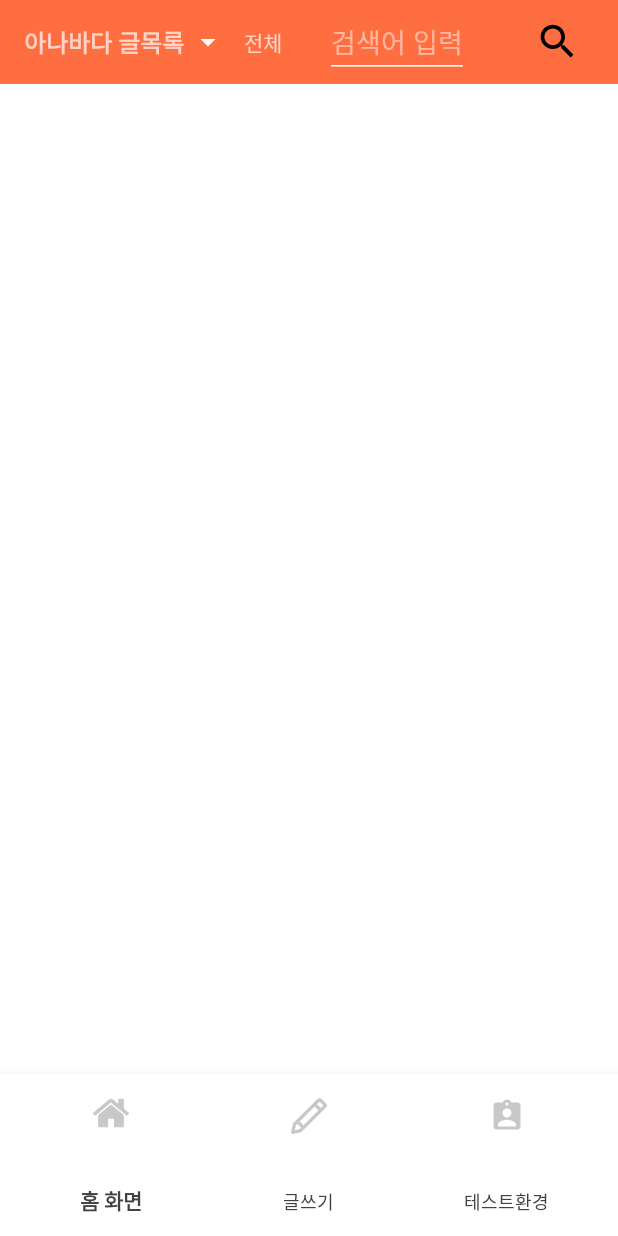
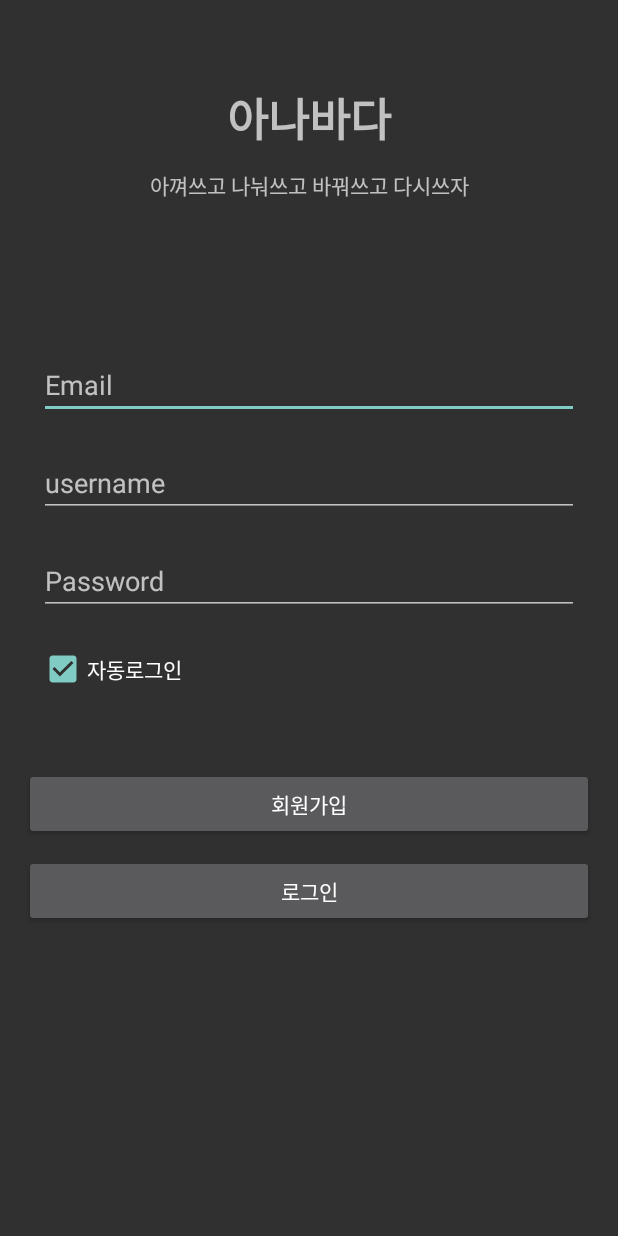
Before and after one commit to saechimdaeki/Anabada, an Android app: the screen it shows after launch (MainActivity before the commit, loginActivity after it), on a phone screen of 412 x 824 dp. Run offline under Robolectric (Android 15) with nearby library versions, the phone set to English and light mode, and no system bars.

Commit message:
add : login, autologin, siginin :two_women_holding_hands:

```diff
--- a/back-end/src/main/java/Anabada/Anabada/repository/AccountRepository.java
+++ b/back-end/src/main/java/Anabada/Anabada/repository/AccountRepository.java
@@ -2,6 +2,8 @@ package Anabada.Anabada.repository;
 
 import Anabada.Anabada.domain.Account;
 import org.springframework.data.jpa.repository.JpaRepository;
+
+import java.util.List;
 
 public interface AccountRepository extends JpaRepository<Account,Long> {
 
--- a/front-end/app/build.gradle
+++ b/front-end/app/build.gradle
@@ -32,6 +32,8 @@ dependencies {
     implementation 'de.hdodenhof:circleimageview:3.1.0'
     implementation 'androidx.appcompat:appcompat:1.1.0'
     implementation 'androidx.constraintlayout:constraintlayout:1.1.3'
+    implementation 'androidx.annotation:annotation:1.1.0'
+    implementation 'androidx.lifecycle:lifecycle-extensions:2.2.0'
     testImplementation 'junit:junit:4.12'
     androidTestImplementation 'androidx.test.ext:junit:1.1.1'
     androidTestImplementation 'androidx.test.espresso:espresso-core:3.2.0'
--- a/front-end/app/src/main/java/springboot/juseong/anabada/retrofit2/RetrofitService.java
+++ b/front-end/app/src/main/java/springboot/juseong/anabada/retrofit2/RetrofitService.java
@@ -2,12 +2,14 @@ package springboot.juseong.anabada.retrofit2;
 
 import java.util.List;
 
+import okhttp3.ResponseBody;
 import retrofit2.Call;
 import retrofit2.http.Body;
 import retrofit2.http.GET;
 import retrofit2.http.POST;
 import retrofit2.http.Path;
 import retrofit2.http.Query;
+import springboot.juseong.anabada.retrofitModel.Account;
 import springboot.juseong.anabada.retrofitModel.FileUrl;
 import springboot.juseong.anabada.retrofitModel.Post;
 
@@ -34,4 +36,10 @@ public interface RetrofitService {
             @Query("title") String title
     );
 
+    @POST("/register")
+    Call<ResponseBody> createAccount(@Body Account account);
+
+    @POST("/login")
+    Call<ResponseBody> loginAccount(@Body Account account);
+
 }
--- /dev/null
+++ b/front-end/app/src/main/java/springboot/juseong/anabada/screen/regist/loginActivity.java
@@ -0,0 +1,134 @@
+package springboot.juseong.anabada.screen.regist;
+
+import androidx.appcompat.app.AppCompatActivity;
+
+import android.app.Activity;
+import android.content.Intent;
+import android.content.SharedPreferences;
+import android.os.Bundle;
+import android.util.Log;
+import android.view.View;
+import android.widget.Button;
+import android.widget.EditText;
+import android.widget.Toast;
+
+import com.google.android.material.checkbox.MaterialCheckBox;
+
+import java.io.IOException;
+
+import okhttp3.ResponseBody;
+import retrofit2.Call;
+import retrofit2.Callback;
+import retrofit2.Response;
+import springboot.juseong.anabada.MainActivity;
+import springboot.juseong.anabada.R;
+import springboot.juseong.anabada.retrofit2.RetrofitFactory;
+import springboot.juseong.anabada.retrofit2.RetrofitService;
+import springboot.juseong.anabada.retrofitModel.Account;
+
+public class loginActivity extends AppCompatActivity {
+    Button login,sign;
+    EditText emailText,usernameText,passwordText;
+    MaterialCheckBox checkBox;
+    RetrofitService retrofitService;
+    String emailauto,usernameauto,pwdauto;
+    @Override
+    protected void onCreate(Bundle savedInstanceState) {
+        super.onCreate(savedInstanceState);
+        setContentView(R.layout.activity_login);
+        login=findViewById(R.id.login);
+        sign=findViewById(R.id.signin);
+        checkBox=findViewById(R.id.autologin);
+        emailText=findViewById(R.id.email);
+        usernameText=findViewById(R.id.username);
+        passwordText=findViewById(R.id.password);
+        retrofitService= RetrofitFactory.create();
+        SharedPreferences auto=getSharedPreferences("auto", Activity.MODE_PRIVATE);
+        emailauto=auto.getString("inputemail",null);
+        usernameauto=auto.getString("inputuser",null);
+        pwdauto=auto.getString("inputpwd",null);
+        if(emailauto!=null && usernameauto!=null && pwdauto !=null)
+        {
+            login(emailauto,usernameauto,pwdauto);
+        }
+        sign.setOnClickListener(new View.OnClickListener() {
+            @Override
+            public void onClick(View view) {
+                siginin();
+            }
+        });
+
+        login.setOnClickListener(new View.OnClickListener() {
+            @Override
+            public void onClick(View view) {
+                login(emailText.getText().toString(),usernameText.getText().toString(),passwordText.getText().toString());
+            }
+        });
+    }
+
+    private void siginin(){
+        if(emailText.getText().toString().equals("")||usernameText.getText().toString().equals("")||passwordText.getText().toString().equals(""))
+            Toast.makeText(loginActivity.this, "누락된 요소가 있다능!", Toast.LENGTH_SHORT).show();
+        else{
+            Account account=new Account(usernameText.getText().toString(),emailText.getText().toString(),passwordText.getText().toString());
+            retrofitService.createAccount(account).enqueue(new Callback<ResponseBody>() {
+                @Override
+                public void onResponse(Call<ResponseBody> call, Response<ResponseBody> response) {
+                    String model= null;
+                    try {
+                        model = response.body().string();
+                    } catch (IOException e) {
+                        e.printStackTrace();
+                    }
+                    if(model.equals("성공"))
+                        Toast.makeText(loginActivity.this, "회원가입 성공 이제로그인해봅시다", Toast.LENGTH_SHORT).show();
+                    else
+                        Toast.makeText(loginActivity.this, "이미 등록된 이름입니다", Toast.LENGTH_SHORT).show();
+                }
+                @Override
+                public void onFailure(Call<ResponseBody> call, Throwable t) {
+                    Log.e("회원가입오류 요청 request:",call.request().url().toString());
+                }
+            });
+        }
+    }
+    private void login(final String email, final String username, final String pwd){
+        if(email.equals("")||username.equals("")||pwd.equals(""))
+            Toast.makeText(loginActivity.this, "누락된 요소가 있다능!", Toast.LENGTH_SHORT).show();
+        else{
+            Account account=new Account(username,email,pwd);
+            retrofitService.loginAccount(account).enqueue(new Callback<ResponseBody>() {
+                @Override
+                public void onResponse(Call<ResponseBody> call, Response<ResponseBody> response) {
+                    String model= null;
+                    try {
+                        model = response.body().string();
+                    } catch (IOException e) {
+                        e.printStackTrace();
+                    }
+                    if(model.equals("성공")) {
+                        if(checkBox.isChecked())
+                        {
+                            SharedPreferences auto=getSharedPreferences("auto",Activity.MODE_PRIVATE);
+                            SharedPreferences.Editor autoLogin=auto.edit();
+                            autoLogin.putString("inputemail",email);
+                            autoLogin.putString("inputuser",username);
+                            autoLogin.putString("inputpwd",pwd);
+                            autoLogin.apply();
+                        }
+                        Toast.makeText(loginActivity.this, "아나바다에 오신것을 환영합니다" + username + "님", Toast.LENGTH_SHORT).show();
+                        Intent intent = new Intent(loginActivity.this, MainActivity.class);
+                        startActivity(intent);
+                        finish();
+                    }else{
+                        Toast.makeText(loginActivity.this, "저런 로그인 실팹니다!", Toast.LENGTH_SHORT).show();
+                    }
+                }
+                @Override
+                public void onFailure(Call<ResponseBody> call, Throwable t) {
+                    Toast.makeText(loginActivity.this, "저런 통신상태 불량잉에용", Toast.LENGTH_SHORT).show();
+                }
+            });
+        }
+    }
+}
--- /dev/null
+++ b/front-end/app/src/main/res/layout/activity_login.xml
@@ -0,0 +1,106 @@
+<?xml version="1.0" encoding="utf-8"?>
+<LinearLayout xmlns:android="http://schemas.android.com/apk/res/android"
+    xmlns:app="http://schemas.android.com/apk/res-auto"
+    xmlns:tools="http://schemas.android.com/tools"
+    android:id="@+id/container"
+    android:orientation="vertical"
+    android:layout_width="match_parent"
+    android:layout_height="match_parent"
+    android:paddingLeft="@dimen/activity_horizontal_margin"
+    android:paddingTop="@dimen/activity_vertical_margin"
+    android:paddingRight="@dimen/activity_horizontal_margin"
+    android:paddingBottom="@dimen/activity_vertical_margin"
+    tools:context=".screen.regist.loginActivity">
+
+
+    <TextView
+        android:layout_marginTop="40dp"
+        android:layout_width="match_parent"
+        android:layout_height="wrap_content"
+        android:text="아나바다"
+        android:fontFamily="@font/soojin"
+        android:layout_gravity="center_horizontal"
+        android:textSize="30dp"
+        android:textAlignment="center"
+        android:textStyle="bold"
+        />
+    <TextView
+        android:layout_marginTop="11dp"
+        android:layout_width="match_parent"
+        android:layout_height="wrap_content"
+        android:textAlignment="center"
+        android:fontFamily="@font/mapellight"
+        android:text="아껴쓰고 나눠쓰고 바꿔쓰고 다시쓰자"
+
+        android:gravity="center_horizontal" />
+
+    <EditText
+        android:layout_marginTop="100dp"
+        android:id="@+id/email"
+        android:layout_width="match_parent"
+        android:layout_marginRight="10dp"
+        android:layout_marginLeft="10dp"
+        android:layout_marginBottom="10dp"
+        android:layout_height="wrap_content"
+        android:hint="@string/prompt_email"
+        android:inputType="textEmailAddress"
+        android:selectAllOnFocus="true"
+        />
+    <EditText
+        android:id="@+id/username"
+        android:layout_width="match_parent"
+        android:layout_height="wrap_content"
+      android:layout_margin="10dp"
+        android:hint="username"
+        android:inputType="textEmailAddress"
+        android:selectAllOnFocus="true"
+        />
+
+    <EditText
+        android:id="@+id/password"
+        android:layout_width="match_parent"
+        android:layout_height="wrap_content"
+        android:layout_margin="10dp"
+        android:hint="@string/prompt_password"
+        android:imeActionLabel="@string/action_sign_in_short"
+        android:imeOptions="actionDone"
+        android:inputType="textPassword"
+        android:selectAllOnFocus="true"
+      />
+    <com.google.android.material.checkbox.MaterialCheckBox
+        android:id="@+id/autologin"
+        android:layout_width="wrap_content"
+        android:fontFamily="@font/maplebold"
+        android:layout_margin="10dp"
+        android:layout_height="wrap_content"
+        android:checked="true"
+        android:text="자동로그인"/>
+    <Button
+        android:layout_marginTop="40dp"
+        android:id="@+id/signin"
+        android:layout_width="match_parent"
+        android:layout_height="wrap_content"
+        android:layout_gravity="center_horizontal"
+        android:clickable="true"
+        android:fontFamily="@font/maplebold"
+        android:text="회원가입"
+        />
+    <Button
+        android:layout_marginTop="10dp"
+        android:id="@+id/login"
+        android:layout_width="match_parent"
+        android:layout_height="wrap_content"
+        android:layout_gravity="center_horizontal"
+        android:clickable="true"
+        android:fontFamily="@font/maplebold"
+        android:text="로그인"
+     />
+
+    <ProgressBar
+        android:id="@+id/loading"
+        android:layout_width="wrap_content"
+        android:layout_height="wrap_content"
+        android:layout_gravity="center"
+        android:visibility="gone"
+         />
+</LinearLayout>
--- a/front-end/app/src/main/res/menu/bottom.xml
+++ b/front-end/app/src/main/res/menu/bottom.xml
@@ -16,7 +16,7 @@
         android:id="@+id/action_test"
         android:enabled="true"
         android:icon="@drawable/ic_assignment_ind_black_24dp"
-        android:title="테스트환경"/>
+        android:title="마이페이지"/>
 
         />
 
--- /dev/null
+++ b/front-end/app/src/main/res/values/dimens.xml
@@ -0,0 +1,5 @@
+<resources>
+    <!-- Default screen margins, per the Android Design guidelines. -->
+    <dimen name="activity_horizontal_margin">16dp</dimen>
+    <dimen name="activity_vertical_margin">16dp</dimen>
+</resources>
--- a/front-end/app/src/main/res/values/strings.xml
+++ b/front-end/app/src/main/res/values/strings.xml
@@ -2,4 +2,13 @@
     <string name="app_name">Anabada</string>
     <string name="myip">192.168.35.135</string>
     <string name="noimage">https://upload.wikimedia.org/wikipedia/commons/thumb/a/ac/No_image_available.svg/600px-No_image_available.svg.png</string>
+    <string name="title_activity_login">Sign in</string>
+    <string name="prompt_email">Email</string>
+    <string name="prompt_password">Password</string>
+    <string name="action_sign_in">Sign in or register</string>
+    <string name="action_sign_in_short">Sign in</string>
+    <string name="welcome">"Welcome !"</string>
+    <string name="invalid_username">Not a valid username</string>
+    <string name="invalid_password">Password must be >5 characters</string>
+    <string name="login_failed">"Login failed"</string>
 </resources>
```
Also changed, not shown: back-end/src/main/java/Anabada/Anabada/controller/RegistController.java (+13 -19 lines), back-end/src/main/java/Anabada/Anabada/service/AccountService.java (added, +53 -0 lines), front-end/app/src/main/AndroidManifest.xml (+11 -5 lines), front-end/app/src/main/java/springboot/juseong/anabada/retrofitModel/Account.java (added, +46 -0 lines), front-end/app/src/main/java/springboot/juseong/anabada/screen/frag3.java (+21 -39 lines), front-end/app/src/main/res/font/font.xml (added, +7 -0 lines), front-end/app/src/main/res/layout/frag3.xml (+8 -10 lines), 4 other files.
